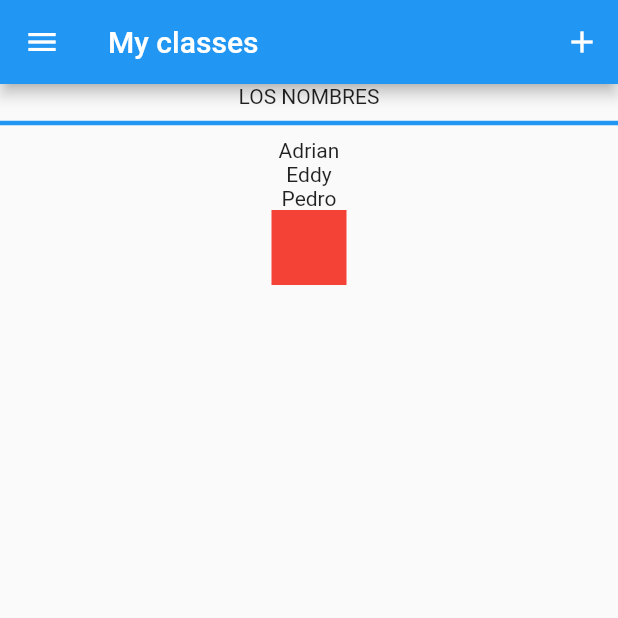
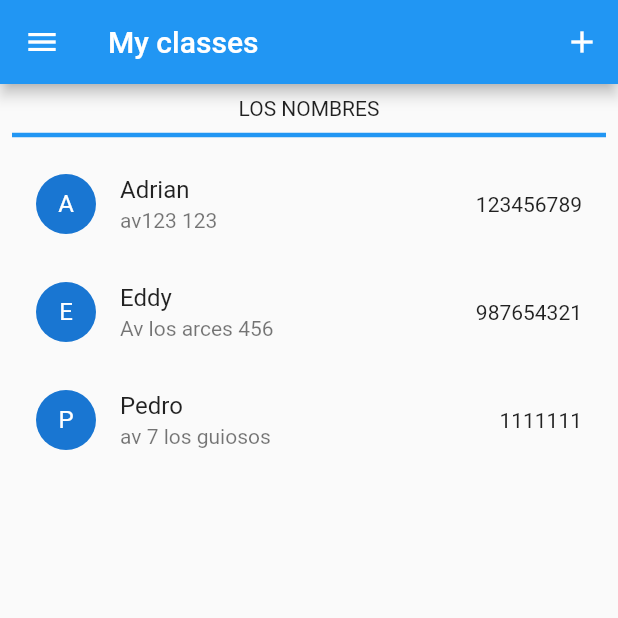
Before and after one commit to fr4nsgallegos/listexample, a Flutter app: the screen it shows after launch, on a phone screen of 412 x 824 dp, the top half of it. Run offline on Flutter 3.47's test engine with Material 2 defaults, Android fonts, the light colour scheme and no system bars.

Commit message:
with listtile

```diff
--- a/lib/main.dart
+++ b/lib/main.dart
@@ -66,7 +66,9 @@
             ),
           ),
         ),
-        body: Center(
+        body: Padding(
+          padding: const EdgeInsets.all(8.0),
+          child: Center(
             child: Column(
               children: [
                 Text("LOS NOMBRES"),
@@ -81,18 +83,18 @@
                 // ...buildNames(), //funcion que me agrega la lista de nombres con widgets TEXT
                 ...peopleList
                     .map(
-                    (person) => Text(
-                      person["name"],
+                      (person) => ListTile(
+                        leading: CircleAvatar(
+                          child: Text(person["name"][0]),
+                        ),
+                        title: Text(person["name"]),
+                        subtitle: Text(person["address"]),
+                        trailing: Text(person["phone"]),
                       ),
                     )
                     .toList(),
-              Container(
-                width: 50,
-                height: 50,
-                color: Colors.red,
-              )
-              // for(int i =0)
               ],
+            ),
           ),
         ),
       ),
```
Lines whose indentation alone changed are shown as unchanged.
